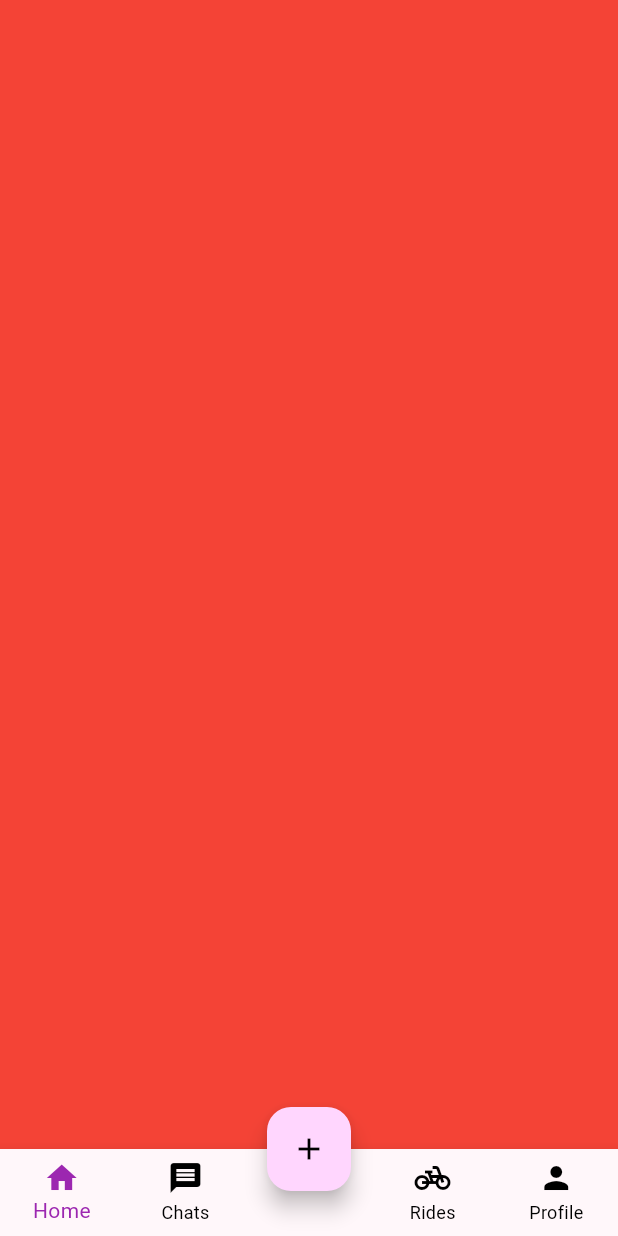
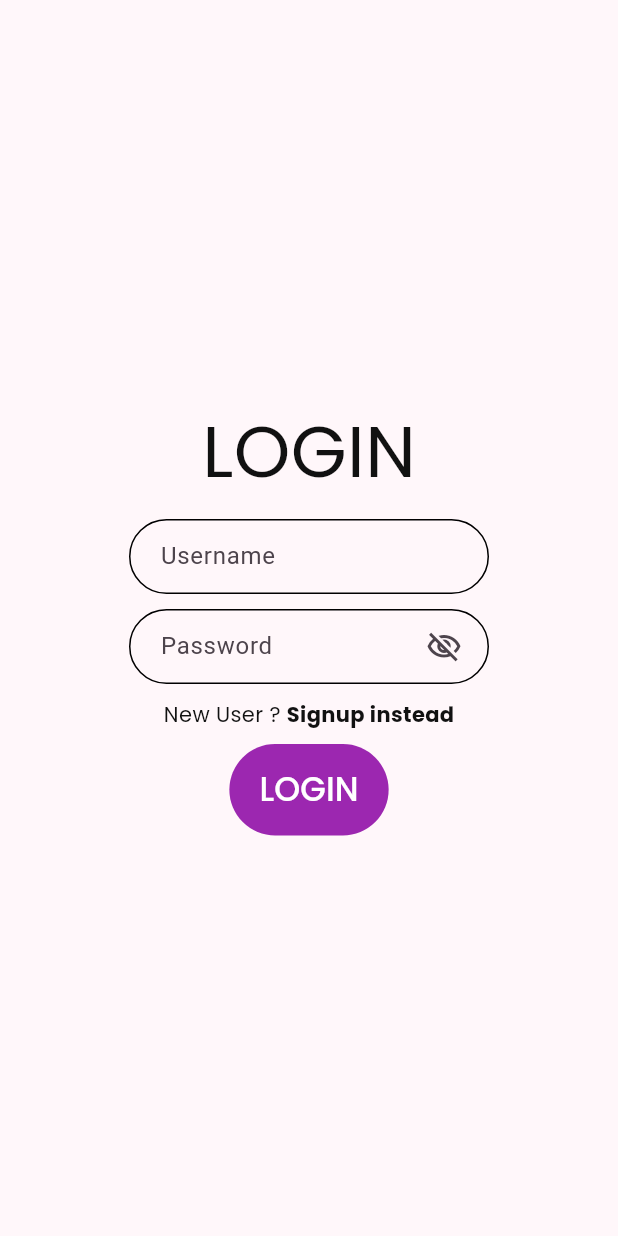
Before and after one commit to atnakayrus/shared_commute, a Flutter app: the screen it shows after launch, on a phone screen of 412 x 824 dp. Run offline on Flutter 3.47's test engine with Material 3 defaults, Android fonts, the phone set to English and light mode, and no system bars; our stand-ins replace firebase_core, google_fonts; accounts and stored records are empty.

Commit message:
login page made

```diff
--- a/analysis_options.yaml
+++ b/analysis_options.yaml
@@ -7,6 +7,9 @@
 
 # The following line activates a set of recommended lints for Flutter apps,
 # packages, and plugins designed to encourage good coding practices.
+analyzer:
+  errors:
+    must_be_immutable: ignore
 include: package:flutter_lints/flutter.yaml
 
 linter:
--- /dev/null
+++ b/lib/consts/appstyle.dart
@@ -0,0 +1,35 @@
+import 'package:flutter/material.dart';
+import 'package:google_fonts/google_fonts.dart';
+
+class Appstyle {
+  TextStyle buttonText = GoogleFonts.poppins(
+    fontSize: 22,
+    color: Colors.white,
+  );
+  TextStyle headerText = GoogleFonts.poppins(
+    fontSize: 48,
+    color: const Color(0xFF111111),
+  );
+  TextStyle titleText = GoogleFonts.poppins(
+    fontSize: 32,
+    color: const Color(0xFF111111),
+  );
+  TextStyle mainText = GoogleFonts.poppins(
+    fontSize: 24,
+    color: const Color(0xFF111111),
+  );
+  TextStyle subtitleText = GoogleFonts.poppins(
+    fontSize: 22,
+    color: const Color(0xFF111111),
+  );
+  TextStyle contentText = GoogleFonts.poppins(
+    fontSize: 18,
+    color: const Color(0xFF111111),
+  );
+  TextStyle helperText = GoogleFonts.poppins(
+    fontSize: 14,
+    color: const Color(0xFF111111),
+  );
+  Color buttonActiveColor = Colors.purple[500]!;
+  Color buttonDisabledColor = Colors.purple[200]!;
+}
--- a/lib/main.dart
+++ b/lib/main.dart
@@ -1,6 +1,7 @@
 import 'package:flutter/material.dart';
 import 'package:shared_commute/views/pages/home_wrapper/home_wrapper.dart';
 import 'package:firebase_core/firebase_core.dart';
+import 'package:shared_commute/views/pages/login_signup_routes/login_page.dart';
 
 void main() async {
   WidgetsFlutterBinding.ensureInitialized();
@@ -19,7 +20,7 @@ class MyApp extends StatelessWidget {
           seedColor: Colors.purple,
         ),
       ),
-      home: HomeWrapper(),
+      home: LoginPage(),
     );
   }
 }
--- /dev/null
+++ b/lib/views/pages/login_signup_routes/login_page.dart
@@ -0,0 +1,78 @@
+import 'package:flutter/material.dart';
+import 'package:shared_commute/consts/appstyle.dart';
+import 'package:shared_commute/views/widgets/sc_button.dart';
+import 'package:shared_commute/views/widgets/sc_text_input.dart';
+
+class LoginPage extends StatefulWidget {
+  const LoginPage({super.key});
+
+  @override
+  State<LoginPage> createState() => _LoginPageState();
+}
+
+class _LoginPageState extends State<LoginPage> {
+  TextEditingController userNameController = TextEditingController();
+  TextEditingController passwordController = TextEditingController();
+
+  @override
+  Widget build(BuildContext context) {
+    return Scaffold(
+      body: Center(
+        child: Column(
+          mainAxisAlignment: MainAxisAlignment.center,
+          mainAxisSize: MainAxisSize.max,
+          crossAxisAlignment: CrossAxisAlignment.center,
+          children: [
+            Text(
+              'LOGIN',
+              style: Appstyle().headerText,
+            ),
+            const SizedBox(
+              height: 10,
+            ),
+            ScTextInput(
+              controller: userNameController,
+              hintText: "Username",
+            ),
+            const SizedBox(
+              height: 10,
+            ),
+            ScTextInput(
+              controller: passwordController,
+              isPassword: true,
+              hintText: "Password",
+            ),
+            const SizedBox(
+              height: 10,
+            ),
+            Row(
+              mainAxisSize: MainAxisSize.min,
+              children: [
+                Text(
+                  'New User ? ',
+                  style: Appstyle().helperText,
+                ),
+                GestureDetector(
+                  onTap: () {},
+                  child: Text(
+                    'Signup instead',
+                    style: Appstyle()
+                        .helperText
+                        .copyWith(fontWeight: FontWeight.bold),
+                  ),
+                ),
+              ],
+            ),
+            const SizedBox(
+              height: 10,
+            ),
+            ScButton(
+              onTap: () {},
+              text: "LOGIN",
+            )
+          ],
+        ),
+      ),
+    );
+  }
+}
--- /dev/null
+++ b/lib/views/pages/login_signup_routes/signup_page.dart
@@ -0,0 +1,15 @@
+import 'package:flutter/material.dart';
+
+class SignupPage extends StatefulWidget {
+  const SignupPage({super.key});
+
+  @override
+  State<SignupPage> createState() => _SignupPageState();
+}
+
+class _SignupPageState extends State<SignupPage> {
+  @override
+  Widget build(BuildContext context) {
+    return const Placeholder();
+  }
+}
--- /dev/null
+++ b/lib/views/widgets/sc_button.dart
@@ -0,0 +1,45 @@
+import 'package:flutter/material.dart';
+import 'package:shared_commute/consts/appstyle.dart';
+
+class ScButton extends StatelessWidget {
+  final Function() onTap;
+  String? text;
+  double? width;
+  double? height;
+  IconData? icon;
+  final bool isDisabled;
+  final bool isLarge;
+  final bool isIconButton;
+  ScButton({
+    super.key,
+    required this.onTap,
+    this.text,
+    this.width,
+    this.height,
+    this.icon,
+    this.isDisabled = false,
+    this.isLarge = true,
+    this.isIconButton = false,
+  });
+
+  @override
+  Widget build(BuildContext context) {
+    return TextButton(
+      onPressed: isDisabled ? () {} : onTap,
+      style: ButtonStyle(
+          backgroundColor: WidgetStatePropertyAll(
+            isDisabled
+                ? Appstyle().buttonDisabledColor
+                : Appstyle().buttonActiveColor,
+          ),
+          padding: const WidgetStatePropertyAll(
+              EdgeInsets.symmetric(vertical: 15, horizontal: 20))),
+      child: isIconButton
+          ? Icon(icon)
+          : Text(
+              text!,
+              style: Appstyle().buttonText,
+            ),
+    );
+  }
+}
--- /dev/null
+++ b/lib/views/widgets/sc_text_input.dart
@@ -0,0 +1,83 @@
+import 'package:flutter/material.dart';
+
+class ScTextInput extends StatefulWidget {
+  final TextEditingController controller;
+  final bool isDisabled;
+  final bool isExpandable;
+  final bool isPassword;
+  double width;
+  double height;
+  String? hintText;
+  TextInputType? keyboardType;
+  ScTextInput({
+    super.key,
+    required this.controller,
+    this.keyboardType,
+    this.hintText,
+    this.width = 240,
+    this.height = 50,
+    this.isDisabled = false,
+    this.isExpandable = false,
+    this.isPassword = false,
+  });
+
+  @override
+  State<ScTextInput> createState() => _ScTextInputState();
+}
+
+class _ScTextInputState extends State<ScTextInput> {
+  bool show = false;
+  @override
+  Widget build(BuildContext context) {
+    return Container(
+      width: widget.width,
+      height: widget.height,
+      padding: EdgeInsets.fromLTRB(20, 0, (widget.isPassword ? 5 : 20), 0),
+      decoration: BoxDecoration(
+        border: Border.all(
+          color: Colors.black,
+        ),
+        borderRadius: const BorderRadius.all(
+          Radius.circular(100),
+        ),
+      ),
+      child: Row(
+        mainAxisSize: MainAxisSize.min,
+        mainAxisAlignment: MainAxisAlignment.spaceBetween,
+        crossAxisAlignment: CrossAxisAlignment.center,
+        children: [
+          SizedBox(
+            width: widget.isPassword ? 150 : 198,
+            height: 30,
+            child: TextField(
+              controller: widget.controller,
+              keyboardType: widget.keyboardType,
+              readOnly: widget.isDisabled,
+              maxLines: widget.isExpandable ? 999 : 1,
+              expands: widget.isExpandable,
+              obscureText: !(show || !widget.isPassword),
+              decoration: InputDecoration(
+                  hintText: widget.hintText,
+                  border: InputBorder.none,
+                  contentPadding: const EdgeInsets.only(
+                    bottom: 20 / 2, // HERE THE IMPORTANT PART
+                  )),
+            ),
+          ),
+          widget.isPassword
+              ? IconButton(
+                  onPressed: () {
+                    setState(() {
+                      show = !show;
+                    });
+                  },
+                  icon: Icon(show
+                      ? Icons.visibility_outlined
+                      : Icons.visibility_off_outlined),
+                )
+              : const SizedBox.shrink(),
+        ],
+      ),
+    );
+  }
+}
--- a/pubspec.yaml
+++ b/pubspec.yaml
@@ -39,6 +39,7 @@ dependencies:
   hive_flutter: ^1.1.0
   provider: ^6.1.2
   firebase_core: ^3.4.1
+  google_fonts: ^6.2.1
 
 dev_dependencies:
   flutter_test:
```
